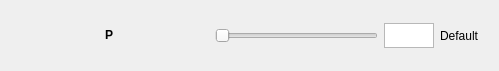
AeroQuad/AeroQuadConfiguratorPyQt, file ui/subpanel/pidparametersupdater/configsinglelinewidget/ConfigSingleLineWidgetUI.ui: the form before one commit.
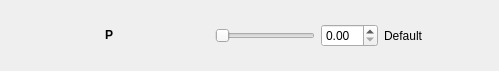
The form after the commit.

```diff
--- a/ui/subpanel/pidparametersupdater/configsinglelinewidget/ConfigSingleLineWidgetUI.ui
+++ b/ui/subpanel/pidparametersupdater/configsinglelinewidget/ConfigSingleLineWidgetUI.ui
@@ -67,22 +67,6 @@
         </property>
        </widget>
       </item>
-      <item row="0" column="2">
-       <widget class="QTextEdit" name="edit_box">
-        <property name="minimumSize">
-         <size>
-          <width>0</width>
-          <height>25</height>
-         </size>
-        </property>
-        <property name="maximumSize">
-         <size>
-          <width>50</width>
-          <height>25</height>
-         </size>
-        </property>
-       </widget>
-      </item>
       <item row="0" column="3">
        <widget class="QLabel" name="default_label">
         <property name="minimumSize">
@@ -102,6 +86,26 @@
         </property>
        </widget>
       </item>
+      <item row="0" column="2">
+       <widget class="QDoubleSpinBox" name="edit_box">
+        <property name="styleSheet">
+         <string notr="true"/>
+        </property>
+       </widget>
+      </item>
+      <item row="0" column="4">
+       <widget class="QLabel" name="sync_feedback_label">
+        <property name="minimumSize">
+         <size>
+          <width>50</width>
+          <height>0</height>
+         </size>
+        </property>
+        <property name="text">
+         <string/>
+        </property>
+       </widget>
+      </item>
      </layout>
     </widget>
    </item>
```
